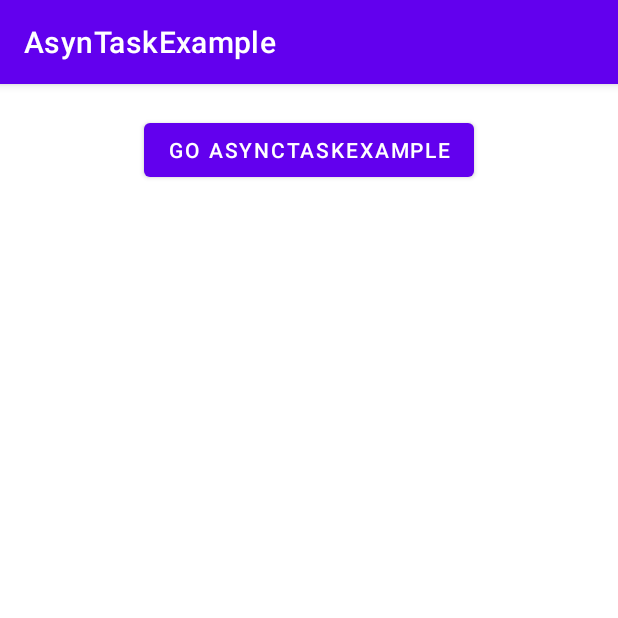
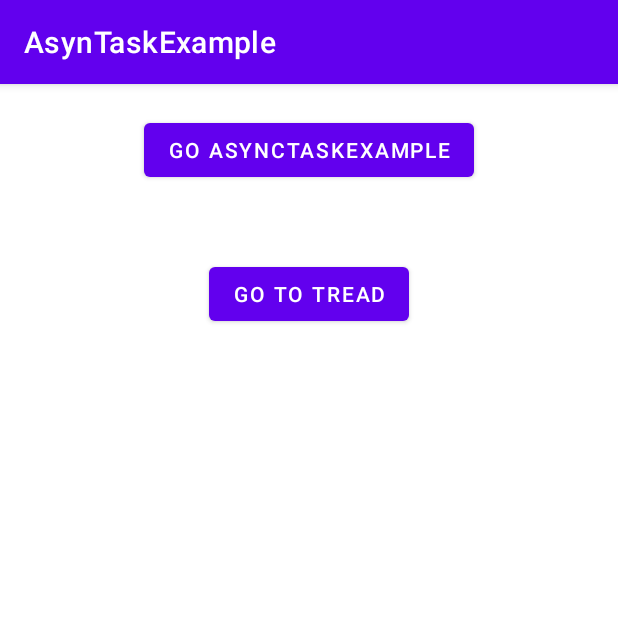
Before and after one commit to Puzikovsa/AsynTaskExample, an Android app: the screen it shows after launch (MainActivity), on a phone screen of 412 x 824 dp, the top half of it. Run offline under Robolectric (Android 15) with nearby library versions, the phone set to English and light mode, and no system bars.

Commit message:
start ThreadExample project

```diff
--- a/app/src/main/AndroidManifest.xml
+++ b/app/src/main/AndroidManifest.xml
@@ -14,6 +14,9 @@
         android:theme="@style/Theme.AsynTaskExample"
         tools:targetApi="31">
         <activity
+            android:name=".ThreadExample"
+            android:exported="false" />
+        <activity
             android:name=".AsyncTaskExample"
             android:exported="false" />
         <activity
--- a/app/src/main/res/layout/activity_main.xml
+++ b/app/src/main/res/layout/activity_main.xml
@@ -16,4 +16,15 @@
         app:layout_constraintEnd_toEndOf="parent"
         app:layout_constraintStart_toStartOf="parent"
         app:layout_constraintTop_toTopOf="parent" />
+
+    <Button
+        android:id="@+id/thread"
+        android:layout_width="wrap_content"
+        android:layout_height="wrap_content"
+        android:layout_marginTop="48dp"
+        android:onClick="buttonClick"
+        android:text="@string/b_go_threadExample"
+        app:layout_constraintEnd_toEndOf="@+id/asyncTask"
+        app:layout_constraintStart_toStartOf="@+id/asyncTask"
+        app:layout_constraintTop_toBottomOf="@+id/asyncTask" />
 </androidx.constraintlayout.widget.ConstraintLayout>
--- a/app/src/main/res/values/strings.xml
+++ b/app/src/main/res/values/strings.xml
@@ -2,4 +2,5 @@
     <string name="app_name">AsynTaskExample</string>
     <string name="b_go_asyncTaskExample">go AsyncTaskExample</string>
     <string name="b_start">ЗАПУСКАЕМ</string>
+    <string name="b_go_threadExample">go to tread</string>
 </resources>
```
Also changed, not shown: app/src/main/java/ru/synergy/asyntaskexample/MainActivity.java (+7 -1 lines), app/src/main/java/ru/synergy/asyntaskexample/ThreadExample.java (added, +14 -0 lines), app/src/main/res/layout/activity_thread_example.xml (added, +9 -0 lines).
